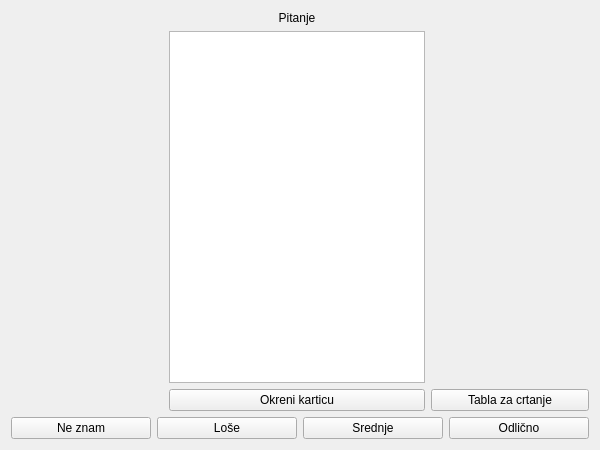
Qt form app/forms/studysessionwindow.ui (bogdans55/StudySphere) before a commit.
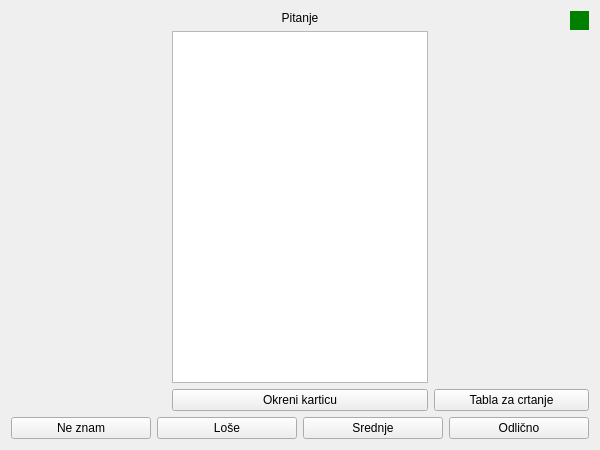
The same form after that commit. Icons and pictures are not drawn.

```diff
--- a/app/forms/studysessionwindow.ui
+++ b/app/forms/studysessionwindow.ui
@@ -20,23 +20,21 @@
    <iconset resource="../res/icons.qrc">
     <normaloff>:/icons/logo.png</normaloff>:/icons/logo.png</iconset>
   </property>
-  <layout class="QVBoxLayout" name="verticalLayout_2">
-   <item>
-    <layout class="QHBoxLayout" name="horizontalLayout_card">
-     <item>
+  <layout class="QGridLayout" name="gridLayout">
+   <item row="0" column="0">
       <spacer name="horizontalSpacer">
        <property name="orientation">
         <enum>Qt::Horizontal</enum>
        </property>
        <property name="sizeHint" stdset="0">
         <size>
-         <width>40</width>
+       <width>153</width>
          <height>20</height>
         </size>
        </property>
       </spacer>
      </item>
-     <item>
+   <item row="0" column="1" rowspan="3">
       <layout class="QVBoxLayout" name="verticalLayout_card">
        <item>
         <widget class="QLabel" name="label_card">
@@ -64,8 +62,8 @@
        </item>
       </layout>
      </item>
-     <item>
-      <layout class="QVBoxLayout" name="verticalLayout">
+   <item row="0" column="2">
+    <layout class="QHBoxLayout" name="horizontalLayout">
        <item>
         <spacer name="horizontalSpacer_2">
          <property name="orientation">
@@ -80,6 +78,22 @@
         </spacer>
        </item>
        <item>
+      <widget class="QToolButton" name="toolButton_difficulty">
+       <property name="enabled">
+        <bool>false</bool>
+       </property>
+       <property name="styleSheet">
+        <string notr="true">background-color: green;
+border-radius: 10px;</string>
+       </property>
+       <property name="text">
+        <string/>
+       </property>
+      </widget>
+     </item>
+    </layout>
+   </item>
+   <item row="1" column="2">
         <spacer name="verticalSpacer">
          <property name="orientation">
           <enum>Qt::Vertical</enum>
@@ -87,23 +101,19 @@
          <property name="sizeHint" stdset="0">
           <size>
            <width>20</width>
-           <height>40</height>
+       <height>338</height>
           </size>
          </property>
         </spacer>
        </item>
-       <item>
+   <item row="2" column="2">
         <widget class="QPushButton" name="pushButton_whiteboard">
          <property name="text">
           <string>Tabla za crtanje</string>
          </property>
         </widget>
        </item>
-      </layout>
-     </item>
-    </layout>
-   </item>
-   <item>
+   <item row="3" column="0" colspan="3">
     <layout class="QHBoxLayout" name="horizontalLayout_grade">
      <item>
       <widget class="QPushButton" name="pushButton_skip">
```
Lines whose indentation alone changed are shown as unchanged.
